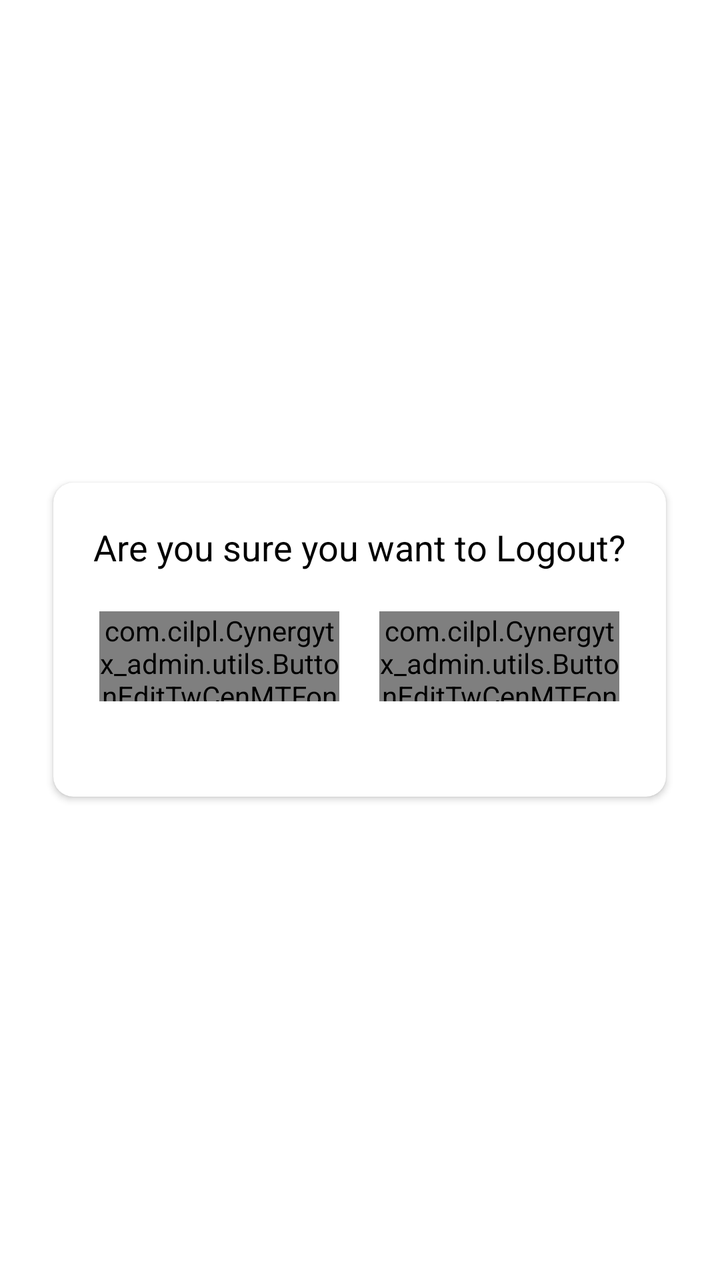
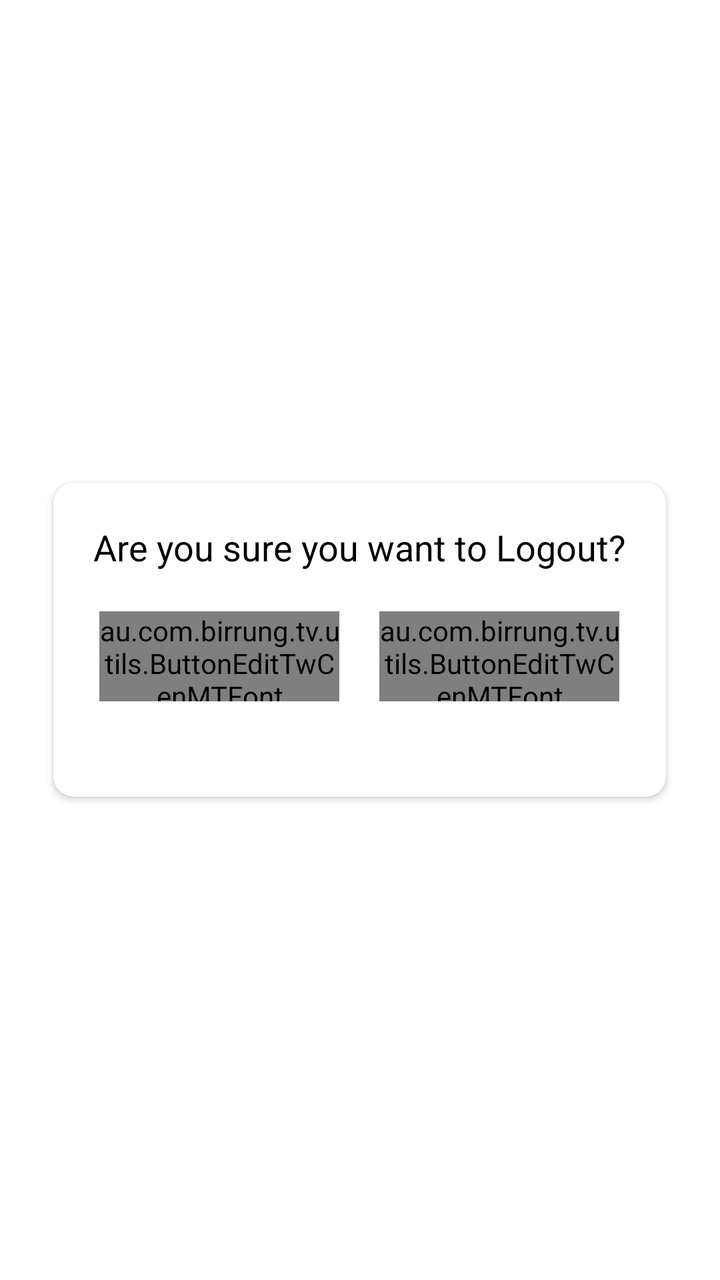

Compare the two renders of this Android layout. The source of the first and the diff that turns it into the second are given below.
<!-- AndroidManifest.xml: application theme Theme.Clusters -->
<!-- res/layout/exit.xml -->
<?xml version="1.0" encoding="utf-8"?>
<RelativeLayout xmlns:android="http://schemas.android.com/apk/res/android"
    xmlns:app="http://schemas.android.com/apk/res-auto"
    android:layout_width="wrap_content"
    android:layout_height="wrap_content"
    android:layout_gravity="center"
    android:gravity="center"
    android:focusable="false"

    android:focusableInTouchMode="false">

    <androidx.cardview.widget.CardView
        android:layout_width="wrap_content"
        android:layout_height="wrap_content"
        android:layout_centerInParent="true"
        android:padding="10dp"
        android:elevation="@dimen/_3sdp"
        app:cardCornerRadius="10dp">

        <LinearLayout
            android:layout_width="wrap_content"
            android:layout_height="wrap_content"
            android:gravity="center"
            android:orientation="vertical"
            android:padding="20dp">

            <TextView
                android:id="@+id/title"
                android:layout_width="wrap_content"
                android:layout_height="wrap_content"
                android:layout_marginBottom="20dp"
                android:gravity="center"
                android:text="Are you sure you want to Logout?"
                android:textColor="@android:color/black"
                android:textSize="18sp" />

            <LinearLayout
                android:layout_width="wrap_content"
                android:layout_height="wrap_content"
                android:gravity="center"
                android:orientation="horizontal">

                <com.cilpl.Cynergytx_admin.utils.ButtonEditTwCenMTFont
                    android:id="@+id/alert_clncel"
                    android:layout_width="120dp"
                    android:layout_height="45dp"
                    android:layout_marginEnd="20dp"
                    android:clickable="true"
                    android:focusable="true"
                    android:focusableInTouchMode="true"
                    android:textColor="@color/white"
                    android:background="@drawable/btn_cancel_selector"
                    android:focusedByDefault="true"
                    android:nextFocusRight="@id/alertyes_btn"
                    android:text="Cancel" />

                <com.cilpl.Cynergytx_admin.utils.ButtonEditTwCenMTFont
                    android:id="@+id/alertyes_btn"
                    android:layout_width="120dp"
                    android:layout_height="45dp"
                    android:clickable="true"
                    android:textColor="@color/white"
                    android:focusable="true"
                    android:focusableInTouchMode="true"
                    android:background="@drawable/btn_yes_selector"
                    android:nextFocusLeft="@id/alert_clncel"
                    android:text="Yes" />

            </LinearLayout>

            <TextView
                android:id="@+id/versionInfo"
                android:layout_width="wrap_content"
                android:layout_height="wrap_content"
                android:layout_marginTop="14dp"
                android:gravity="center"
                android:text=""
                android:textColor="#9E9E9E"
                android:textSize="10sp" />

        </LinearLayout>

    </androidx.cardview.widget.CardView>

</RelativeLayout>
<!-- resources referenced by this layout -->
<resources>
  <color name="white">#FFFFFFFF</color>
  <!-- drawable btn_cancel_selector (drawable) -->
  <?xml version="1.0" encoding="utf-8"?>
  <selector xmlns:android="http://schemas.android.com/apk/res/android">
  
      
      <item android:state_focused="true">
          <shape>
              <solid android:color="#FF9800"/>
              <corners android:radius="6dp"/>
          </shape>
      </item>
  
      
      <item>
          <shape>
              <solid android:color="#555555"/>
              <corners android:radius="6dp"/>
          </shape>
      </item>
  
  </selector>
  <!-- drawable btn_yes_selector (drawable) -->
  <?xml version="1.0" encoding="utf-8"?>
  <selector xmlns:android="http://schemas.android.com/apk/res/android">
  
      
      <item android:state_focused="true">
          <shape>
              <solid android:color="#FF9800"/>
              <corners android:radius="6dp"/>
          </shape>
      </item>
  
      
      <item>
          <shape>
              <solid android:color="#555555"/>
              <corners android:radius="6dp"/>
          </shape>
      </item>
  
  </selector>
  <style name="Theme.Clusters" parent="Theme.MaterialComponents.DayNight.NoActionBar">
          <item name="colorPrimary">@color/colorPrimary</item>
          <item name="colorPrimaryVariant">@color/colorPrimary</item>
          <item name="colorOnPrimary">@color/white</item>
          <item name="colorSecondary">@color/grey</item>
          <item name="colorSecondaryVariant">@color/grey</item>
          <item name="colorOnSecondary">@color/black</item>
          <item name="windowActionBar">false</item>
          <item name="windowNoTitle">true</item>
          <item name="android:windowBackground">@drawable/transparent</item>  
          <item name="android:statusBarColor">@color/colorPrimary</item>
      </style>
  <color name="colorPrimary">#0170c1</color>
  <color name="grey">#434343</color>
  <color name="black">#000</color>
  <!-- drawable transparent (drawable) -->
  <?xml version="1.0" encoding="utf-8"?>
  <shape xmlns:android="http://schemas.android.com/apk/res/android">
      <solid android:color="@android:color/transparent" />
  </shape>
</resources>

<!-- the commit's change to res/layout/exit.xml (unified diff, before → after) -->
@@ -40,7 +40,7 @@
                 android:gravity="center"
                 android:orientation="horizontal">
 
-                <com.cilpl.Cynergytx_admin.utils.ButtonEditTwCenMTFont
+                <au.com.birrung.tv.utils.ButtonEditTwCenMTFont
                     android:id="@+id/alert_clncel"
                     android:layout_width="120dp"
                     android:layout_height="45dp"
@@ -54,7 +54,7 @@
                     android:nextFocusRight="@id/alertyes_btn"
                     android:text="Cancel" />
 
-                <com.cilpl.Cynergytx_admin.utils.ButtonEditTwCenMTFont
+                <au.com.birrung.tv.utils.ButtonEditTwCenMTFont
                     android:id="@+id/alertyes_btn"
                     android:layout_width="120dp"
                     android:layout_height="45dp"
